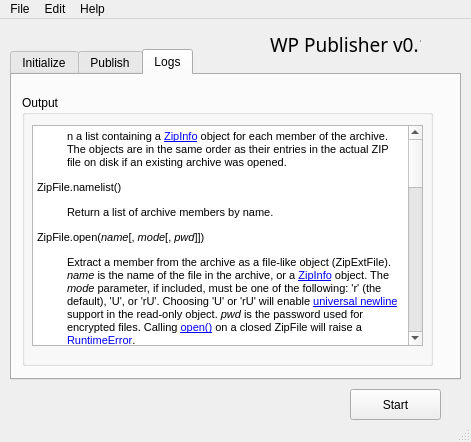
vivithemage/wp-publisher, file docs/gui_templates/front_end_design_main_window.ui: the form before one commit.
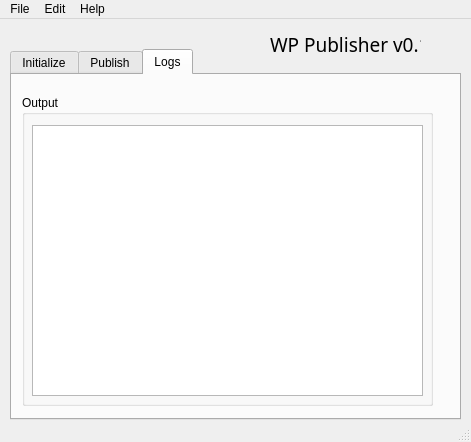
The form after the commit. The open tabs and pages were chosen to show the change.

Commit message: small restructure and update of gui. Now spins up a server and connects successfully. Key seems to be a grace period to get things together.

```diff
--- a/docs/gui_templates/front_end_design_main_window.ui
+++ b/docs/gui_templates/front_end_design_main_window.ui
@@ -39,7 +39,7 @@
       <x>10</x>
       <y>30</y>
       <width>451</width>
-      <height>331</height>
+      <height>371</height>
      </rect>
     </property>
     <property name="styleSheet">
@@ -265,6 +265,19 @@
        </property>
       </widget>
      </widget>
+     <widget class="QPushButton" name="installation_start_button">
+      <property name="geometry">
+       <rect>
+        <x>320</x>
+        <y>290</y>
+        <width>91</width>
+        <height>31</height>
+       </rect>
+      </property>
+      <property name="text">
+       <string>Start</string>
+      </property>
+     </widget>
     </widget>
     <widget class="QWidget" name="publish_tab">
      <attribute name="title">
@@ -376,7 +389,7 @@
         <x>10</x>
         <y>20</y>
         <width>411</width>
-        <height>271</height>
+        <height>311</height>
        </rect>
       </property>
       <property name="title">
@@ -388,7 +401,7 @@
          <x>10</x>
          <y>30</y>
          <width>391</width>
-         <height>221</height>
+         <height>271</height>
         </rect>
        </property>
        <property name="cursor" stdset="0">
@@ -399,44 +412,12 @@
 &lt;html&gt;&lt;head&gt;&lt;meta name=&quot;qrichtext&quot; content=&quot;1&quot; /&gt;&lt;style type=&quot;text/css&quot;&gt;
 p, li { white-space: pre-wrap; }
 &lt;/style&gt;&lt;/head&gt;&lt;body style=&quot; font-family:'MS Shell Dlg 2'; font-size:8.25pt; font-weight:400; font-style:normal;&quot;&gt;
-&lt;p style=&quot; margin-top:12px; margin-bottom:12px; margin-left:30px; margin-right:0px; -qt-block-indent:0; text-indent:0px;&quot;&gt;&lt;span style=&quot; font-size:8pt;&quot;&gt;n a list containing a &lt;/span&gt;&lt;a href=&quot;https://docs.python.org/2/library/zipfile.html#zipfile.ZipInfo&quot;&gt;&lt;span style=&quot; font-family:'Courier New'; font-size:8pt; text-decoration: underline; color:#0000ff;&quot;&gt;ZipInfo&lt;/span&gt;&lt;/a&gt;&lt;span style=&quot; font-size:8pt;&quot;&gt; object for each member of the archive. The objects are in the same order as their entries in the actual ZIP file on disk if an existing archive was opened. &lt;/span&gt;&lt;/p&gt;
-&lt;p style=&quot; margin-top:8px; margin-bottom:0px; margin-left:0px; margin-right:0px; -qt-block-indent:0; text-indent:0px;&quot;&gt;&lt;a name=&quot;zipfile.ZipFile.namelist&quot;&gt;&lt;/a&gt;&lt;span style=&quot; font-family:'Courier New'; font-size:8pt;&quot;&gt;Z&lt;/span&gt;&lt;span style=&quot; font-family:'Courier New'; font-size:8pt;&quot;&gt;ipFile.namelist&lt;/span&gt;&lt;span style=&quot; font-size:8pt;&quot;&gt;()&lt;/span&gt;&lt;/p&gt;
-&lt;p style=&quot; margin-top:12px; margin-bottom:12px; margin-left:30px; margin-right:0px; -qt-block-indent:0; text-indent:0px;&quot;&gt;&lt;span style=&quot; font-size:8pt;&quot;&gt;Return a list of archive members by name.&lt;/span&gt;&lt;a name=&quot;index-0&quot;&gt;&lt;/a&gt;&lt;span style=&quot; font-size:8pt;&quot;&gt; &lt;/span&gt;&lt;/p&gt;
-&lt;p style=&quot; margin-top:8px; margin-bottom:0px; margin-left:0px; margin-right:0px; -qt-block-indent:0; text-indent:0px;&quot;&gt;&lt;a name=&quot;zipfile.ZipFile.open&quot;&gt;&lt;/a&gt;&lt;span style=&quot; font-family:'Courier New'; font-size:8pt;&quot;&gt;Z&lt;/span&gt;&lt;span style=&quot; font-family:'Courier New'; font-size:8pt;&quot;&gt;ipFile.open&lt;/span&gt;&lt;span style=&quot; font-size:8pt;&quot;&gt;(&lt;/span&gt;&lt;span style=&quot; font-size:8pt; font-style:italic;&quot;&gt;name&lt;/span&gt;&lt;span style=&quot; font-size:8pt;&quot;&gt;[, &lt;/span&gt;&lt;span style=&quot; font-size:8pt; font-style:italic;&quot;&gt;mode&lt;/span&gt;&lt;span style=&quot; font-size:8pt;&quot;&gt;[, &lt;/span&gt;&lt;span style=&quot; font-size:8pt; font-style:italic;&quot;&gt;pwd&lt;/span&gt;&lt;span style=&quot; font-size:8pt;&quot;&gt;]])&lt;/span&gt;&lt;/p&gt;
-&lt;p style=&quot; margin-top:12px; margin-bottom:12px; margin-left:30px; margin-right:0px; -qt-block-indent:0; text-indent:0px;&quot;&gt;&lt;span style=&quot; font-size:8pt;&quot;&gt;Extract a member from the archive as a file-like object (ZipExtFile). &lt;/span&gt;&lt;span style=&quot; font-size:8pt; font-style:italic;&quot;&gt;name&lt;/span&gt;&lt;span style=&quot; font-size:8pt;&quot;&gt; is the name of the file in the archive, or a &lt;/span&gt;&lt;a href=&quot;https://docs.python.org/2/library/zipfile.html#zipfile.ZipInfo&quot;&gt;&lt;span style=&quot; font-family:'Courier New'; font-size:8pt; text-decoration: underline; color:#0000ff;&quot;&gt;ZipInfo&lt;/span&gt;&lt;/a&gt;&lt;span style=&quot; font-size:8pt;&quot;&gt; object. The &lt;/span&gt;&lt;span style=&quot; font-size:8pt; font-style:italic;&quot;&gt;mode&lt;/span&gt;&lt;span style=&quot; font-size:8pt;&quot;&gt; parameter, if included, must be one of the following: &lt;/span&gt;&lt;span style=&quot; font-family:'Courier New'; font-size:8pt;&quot;&gt;'r'&lt;/span&gt;&lt;span style=&quot; font-size:8pt;&quot;&gt; (the default), &lt;/span&gt;&lt;span style=&quot; font-family:'Courier New'; font-size:8pt;&quot;&gt;'U'&lt;/span&gt;&lt;span style=&quot; font-size:8pt;&quot;&gt;, or &lt;/span&gt;&lt;span style=&quot; font-family:'Courier New'; font-size:8pt;&quot;&gt;'rU'&lt;/span&gt;&lt;span style=&quot; font-size:8pt;&quot;&gt;. Choosing &lt;/span&gt;&lt;span style=&quot; font-family:'Courier New'; font-size:8pt;&quot;&gt;'U'&lt;/span&gt;&lt;span style=&quot; font-size:8pt;&quot;&gt; or &lt;/span&gt;&lt;span style=&quot; font-family:'Courier New'; font-size:8pt;&quot;&gt;'rU'&lt;/span&gt;&lt;span style=&quot; font-size:8pt;&quot;&gt; will enable &lt;/span&gt;&lt;a href=&quot;https://docs.python.org/2/glossary.html#term-universal-newlines&quot;&gt;&lt;span style=&quot; font-size:8pt; text-decoration: underline; color:#0000ff;&quot;&gt;universal newline&lt;/span&gt;&lt;/a&gt;&lt;span style=&quot; font-size:8pt;&quot;&gt; support in the read-only object. &lt;/span&gt;&lt;span style=&quot; font-size:8pt; font-style:italic;&quot;&gt;pwd&lt;/span&gt;&lt;span style=&quot; font-size:8pt;&quot;&gt; is the password used for encrypted files. Calling &lt;/span&gt;&lt;a href=&quot;https://docs.python.org/2/library/zipfile.html#zipfile.ZipFile.open&quot;&gt;&lt;span style=&quot; font-family:'Courier New'; font-size:8pt; text-decoration: underline; color:#0000ff;&quot;&gt;open()&lt;/span&gt;&lt;/a&gt;&lt;span style=&quot; font-size:8pt;&quot;&gt; on a closed ZipFile will raise a &lt;/span&gt;&lt;a href=&quot;https://docs.python.org/2/library/exceptions.html#exceptions.RuntimeError&quot;&gt;&lt;span style=&quot; font-family:'Courier New'; font-size:8pt; text-decoration: underline; color:#0000ff;&quot;&gt;RuntimeError&lt;/span&gt;&lt;/a&gt;&lt;span style=&quot; font-size:8pt;&quot;&gt;.&lt;/span&gt;&lt;/p&gt;
-&lt;p style=&quot; margin-top:12px; margin-bottom:12px; margin-left:30px; margin-right:0px; -qt-block-indent:0; text-indent:0px;&quot;&gt;&lt;span style=&quot; font-size:8pt;&quot;&gt;Note&lt;/span&gt;&lt;/p&gt;
-&lt;p style=&quot; margin-top:12px; margin-bottom:12px; margin-left:30px; margin-right:0px; -qt-block-indent:0; text-indent:0px;&quot;&gt;&lt;span style=&quot; font-size:8pt;&quot;&gt;The file-like object is read-only and provides the following methods: &lt;/span&gt;&lt;a href=&quot;https://docs.python.org/2/library/stdtypes.html#file.read&quot;&gt;&lt;span style=&quot; font-family:'Courier New'; font-size:8pt; text-decoration: underline; color:#0000ff;&quot;&gt;read()&lt;/span&gt;&lt;/a&gt;&lt;span style=&quot; font-size:8pt;&quot;&gt;, &lt;/span&gt;&lt;a href=&quot;https://docs.python.org/2/library/stdtypes.html#file.readline&quot;&gt;&lt;span style=&quot; font-family:'Courier New'; font-size:8pt; text-decoration: underline; color:#0000ff;&quot;&gt;readline()&lt;/span&gt;&lt;/a&gt;&lt;span style=&quot; font-size:8pt;&quot;&gt;, &lt;/span&gt;&lt;a href=&quot;https://docs.python.org/2/library/stdtypes.html#file.readlines&quot;&gt;&lt;span style=&quot; font-family:'Courier New'; font-size:8pt; text-decoration: underline; color:#0000ff;&quot;&gt;readlines()&lt;/span&gt;&lt;/a&gt;&lt;span style=&quot; font-size:8pt;&quot;&gt;, &lt;/span&gt;&lt;a href=&quot;https://docs.python.org/2/reference/datamodel.html#object.__iter__&quot;&gt;&lt;span style=&quot; font-family:'Courier New'; font-size:8pt; text-decoration: underline; color:#0000ff;&quot;&gt;__iter__()&lt;/span&gt;&lt;/a&gt;&lt;span style=&quot; font-size:8pt;&quot;&gt;, &lt;/span&gt;&lt;span style=&quot; font-family:'Courier New'; font-size:8pt;&quot;&gt;next()&lt;/span&gt;&lt;span style=&quot; font-size:8pt;&quot;&gt;.&lt;/span&gt;&lt;/p&gt;
-&lt;p style=&quot; margin-top:12px; margin-bottom:12px; margin-left:30px; margin-right:0px; -qt-block-indent:0; text-indent:0px;&quot;&gt;&lt;span style=&quot; font-size:8pt;&quot;&gt;Note&lt;/span&gt;&lt;/p&gt;
-&lt;p style=&quot; margin-top:12px; margin-bottom:12px; margin-left:30px; margin-right:0px; -qt-block-indent:0; text-indent:0px;&quot;&gt;&lt;span style=&quot; font-size:8pt;&quot;&gt;If the ZipFile was created by passing in a file-like object as the first argument to the constructor, then the object returned by &lt;/span&gt;&lt;a href=&quot;https://docs.python.org/2/library/zipfile.html#zipfile.ZipFile.open&quot;&gt;&lt;span style=&quot; font-family:'Courier New'; font-size:8pt; text-decoration: underline; color:#0000ff;&quot;&gt;open()&lt;/span&gt;&lt;/a&gt;&lt;span style=&quot; font-size:8pt;&quot;&gt; shares the ZipFile’s file pointer. Under these circumstances, the object returned by &lt;/span&gt;&lt;a href=&quot;https://docs.python.org/2/library/zipfile.html#zipfile.ZipFile.open&quot;&gt;&lt;span style=&quot; font-family:'Courier New'; font-size:8pt; text-decoration: underline; color:#0000ff;&quot;&gt;open()&lt;/span&gt;&lt;/a&gt;&lt;span style=&quot; font-size:8pt;&quot;&gt; should not be used after any additional operations are performed on the ZipFile object. If the ZipFile was created by passing in a string (the filename) as the first argument to the constructor, then &lt;/span&gt;&lt;a href=&quot;https://docs.python.org/2/library/zipfile.html#zipfile.ZipFile.open&quot;&gt;&lt;span style=&quot; font-family:'Courier New'; font-size:8pt; text-decoration: underline; color:#0000ff;&quot;&gt;open()&lt;/span&gt;&lt;/a&gt;&lt;span style=&quot; font-size:8pt;&quot;&gt; will create a new file object that will be held by the ZipExtFile, allowing it to operate independently of the ZipFile.&lt;/span&gt;&lt;/p&gt;
-&lt;p style=&quot; margin-top:12px; margin-bottom:12px; margin-left:30px; margin-right:0px; -qt-block-indent:0; text-indent:0px;&quot;&gt;&lt;span style=&quot; font-size:8pt;&quot;&gt;Note&lt;/span&gt;&lt;/p&gt;
-&lt;p style=&quot; margin-top:12px; margin-bottom:12px; margin-left:30px; margin-right:0px; -qt-block-indent:0; text-indent:0px;&quot;&gt;&lt;span style=&quot; font-size:8pt;&quot;&gt;The &lt;/span&gt;&lt;a href=&quot;https://docs.python.org/2/library/zipfile.html#zipfile.ZipFile.open&quot;&gt;&lt;span style=&quot; font-family:'Courier New'; font-size:8pt; text-decoration: underline; color:#0000ff;&quot;&gt;open()&lt;/span&gt;&lt;/a&gt;&lt;span style=&quot; font-size:8pt;&quot;&gt;, &lt;/span&gt;&lt;a href=&quot;https://docs.python.org/2/library/zipfile.html#zipfile.ZipFile.read&quot;&gt;&lt;span style=&quot; font-family:'Courier New'; font-size:8pt; text-decoration: underline; color:#0000ff;&quot;&gt;read()&lt;/span&gt;&lt;/a&gt;&lt;span style=&quot; font-size:8pt;&quot;&gt; and &lt;/span&gt;&lt;a href=&quot;https://docs.python.org/2/library/zipfile.html#zipfile.ZipFile.extract&quot;&gt;&lt;span style=&quot; font-family:'Courier New'; font-size:8pt; text-decoration: underline; color:#0000ff;&quot;&gt;extract()&lt;/span&gt;&lt;/a&gt;&lt;span style=&quot; font-size:8pt;&quot;&gt; methods can take a filename or a &lt;/span&gt;&lt;a href=&quot;https://docs.python.org/2/library/zipfile.html#zipfile.ZipInfo&quot;&gt;&lt;span style=&quot; font-family:'Courier New'; font-size:8pt; text-decoration: underline; color:#0000ff;&quot;&gt;ZipInfo&lt;/span&gt;&lt;/a&gt;&lt;span style=&quot; font-size:8pt;&quot;&gt; object. You will appreciate this when trying to read a ZIP file that contains members with duplicate names.&lt;/span&gt;&lt;/p&gt;
-&lt;p style=&quot; margin-top:12px; margin-bottom:12px; margin-left:30px; margin-right:0px; -qt-block-indent:0; text-indent:0px;&quot;&gt;&lt;span style=&quot; font-size:8pt;&quot;&gt;New in version 2.6. &lt;/span&gt;&lt;/p&gt;
-&lt;p style=&quot; margin-top:8px; margin-bottom:0px; margin-left:0px; margin-right:0px; -qt-block-indent:0; text-indent:0px;&quot;&gt;&lt;a name=&quot;zipfile.ZipFile.extract&quot;&gt;&lt;/a&gt;&lt;span style=&quot; font-family:'Courier New'; font-size:8pt;&quot;&gt;Z&lt;/span&gt;&lt;span style=&quot; font-family:'Courier New'; font-size:8pt;&quot;&gt;ipFile.extract&lt;/span&gt;&lt;span style=&quot; font-size:8pt;&quot;&gt;(&lt;/span&gt;&lt;span style=&quot; font-size:8pt; font-style:italic;&quot;&gt;member&lt;/span&gt;&lt;span style=&quot; font-size:8pt;&quot;&gt;[, &lt;/span&gt;&lt;span style=&quot; font-size:8pt; font-style:italic;&quot;&gt;path&lt;/span&gt;&lt;span style=&quot; font-size:8pt;&quot;&gt;[, &lt;/span&gt;&lt;span style=&quot; font-size:8pt; font-style:italic;&quot;&gt;pwd&lt;/span&gt;&lt;span style=&quot; font-size:8pt;&quot;&gt;]])&lt;/span&gt;&lt;/p&gt;
-&lt;p style=&quot; margin-top:12px; margin-bottom:12px; margin-left:30px; margin-right:0px; -qt-block-indent:0; text-indent:0px;&quot;&gt;&lt;span style=&quot; font-size:8pt;&quot;&gt;Extract a member from the archive to the current working directory; &lt;/span&gt;&lt;span style=&quot; font-size:8pt; font-style:italic;&quot;&gt;member&lt;/span&gt;&lt;span style=&quot; font-size:8pt;&quot;&gt; must be its full name or a &lt;/span&gt;&lt;a href=&quot;https://docs.python.org/2/library/zipfile.html#zipfile.ZipInfo&quot;&gt;&lt;span style=&quot; font-family:'Courier New'; font-size:8pt; text-decoration: underline; color:#0000ff;&quot;&gt;ZipInfo&lt;/span&gt;&lt;/a&gt;&lt;span style=&quot; font-size:8pt;&quot;&gt; object). Its file information is extracted as accurately as possible. &lt;/span&gt;&lt;span style=&quot; font-size:8pt; font-style:italic;&quot;&gt;path&lt;/span&gt;&lt;span style=&quot; font-size:8pt;&quot;&gt; specifies a different directory to extract to. &lt;/span&gt;&lt;span style=&quot; font-size:8pt; font-style:italic;&quot;&gt;member&lt;/span&gt;&lt;span style=&quot; font-size:8pt;&quot;&gt; can be a filename or a &lt;/span&gt;&lt;a href=&quot;https://docs.python.org/2/library/zipfile.html#zipfile.ZipInfo&quot;&gt;&lt;span style=&quot; font-family:'Courier New'; font-size:8pt; text-decoration: underline; color:#0000ff;&quot;&gt;ZipInfo&lt;/span&gt;&lt;/a&gt;&lt;span style=&quot; font-size:8pt;&quot;&gt; object. &lt;/span&gt;&lt;span style=&quot; font-size:8pt; font-style:italic;&quot;&gt;pwd&lt;/span&gt;&lt;span style=&quot; font-size:8pt;&quot;&gt; is the password used for encrypted files.&lt;/span&gt;&lt;/p&gt;
-&lt;p style=&quot; margin-top:12px; margin-bottom:12px; margin-left:30px; margin-right:0px; -qt-block-indent:0; text-indent:0px;&quot;&gt;&lt;span style=&quot; font-size:8pt;&quot;&gt;Returns the normalized path created (a directory or new file).&lt;/span&gt;&lt;/p&gt;
-&lt;p style=&quot; margin-top:12px; margin-bottom:12px; margin-left:30px; margin-right:0px; -qt-block-indent:0; text-indent:0px;&quot;&gt;&lt;span style=&quot; font-size:8pt;&quot;&gt;New in version 2.6.&lt;/span&gt;&lt;/p&gt;
-&lt;p style=&quot; margin-top:12px; margin-bottom:12px; margin-left:30px; margin-right:0px; -qt-block-indent:0; text-indent:0px;&quot;&gt;&lt;span style=&quot; font-size:8pt;&quot;&gt;Note&lt;/span&gt;&lt;/p&gt;
-&lt;p style=&quot; margin-top:12px; margin-bottom:12px; margin-left:30px; margin-right:0px; -qt-block-indent:0; text-indent:0px;&quot;&gt;&lt;span style=&quot; font-size:8pt;&quot;&gt;If a member filename is an absolute path, a drive/UNC sharepoint and leading (back)slashes will be stripped, e.g.: &lt;/span&gt;&lt;span style=&quot; font-family:'Courier New'; font-size:8pt;&quot;&gt;///foo/bar&lt;/span&gt;&lt;span style=&quot; font-size:8pt;&quot;&gt; becomes &lt;/span&gt;&lt;span style=&quot; font-family:'Courier New'; font-size:8pt;&quot;&gt;foo/bar&lt;/span&gt;&lt;span style=&quot; font-size:8pt;&quot;&gt; on Unix, and &lt;/span&gt;&lt;span style=&quot; font-family:'Courier New'; font-size:8pt;&quot;&gt;C:\foo\bar&lt;/span&gt;&lt;span style=&quot; font-size:8pt;&quot;&gt; becomes &lt;/span&gt;&lt;span style=&quot; font-family:'Courier New'; font-size:8pt;&quot;&gt;foo\bar&lt;/span&gt;&lt;span style=&quot; font-size:8pt;&quot;&gt; on Windows. And all &lt;/span&gt;&lt;span style=&quot; font-family:'Courier New'; font-size:8pt;&quot;&gt;&amp;quot;..&amp;quot;&lt;/span&gt;&lt;span style=&quot; font-size:8pt;&quot;&gt; components in a member filename will be removed, e.g.: &lt;/span&gt;&lt;span style=&quot; font-family:'Courier New'; font-size:8pt;&quot;&gt;../../foo../../ba..r&lt;/span&gt;&lt;span style=&quot; font-size:8pt;&quot;&gt; becomes &lt;/span&gt;&lt;span style=&quot; font-family:'Courier New'; font-size:8pt;&quot;&gt;foo../ba..r&lt;/span&gt;&lt;span style=&quot; font-size:8pt;&quot;&gt;. On Windows illegal characters (&lt;/span&gt;&lt;span style=&quot; font-family:'Courier New'; font-size:8pt;&quot;&gt;:&lt;/span&gt;&lt;span style=&quot; font-size:8pt;&quot;&gt;, &lt;/span&gt;&lt;span style=&quot; font-family:'Courier New'; font-size:8pt;&quot;&gt;&amp;lt;&lt;/span&gt;&lt;span style=&quot; font-size:8pt;&quot;&gt;, &lt;/span&gt;&lt;span style=&quot; font-family:'Courier New'; font-size:8pt;&quot;&gt;&amp;gt;&lt;/span&gt;&lt;span style=&quot; font-size:8pt;&quot;&gt;, &lt;/span&gt;&lt;span style=&quot; font-family:'Courier New'; font-size:8pt;&quot;&gt;|&lt;/span&gt;&lt;span style=&quot; font-size:8pt;&quot;&gt;, &lt;/span&gt;&lt;span style=&quot; font-family:'Courier New'; font-size:8pt;&quot;&gt;&amp;quot;&lt;/span&gt;&lt;span style=&quot; font-size:8pt;&quot;&gt;, &lt;/span&gt;&lt;span style=&quot; font-family:'Courier New'; font-size:8pt;&quot;&gt;?&lt;/span&gt;&lt;span style=&quot; font-size:8pt;&quot;&gt;, and &lt;/span&gt;&lt;span style=&quot; font-family:'Courier New'; font-size:8pt;&quot;&gt;*&lt;/span&gt;&lt;span style=&quot; font-size:8pt;&quot;&gt;) replaced by underscore (&lt;/span&gt;&lt;span style=&quot; font-family:'Courier New'; font-size:8pt;&quot;&gt;_&lt;/span&gt;&lt;span style=&quot; font-size:8pt;&quot;&gt;). &lt;/span&gt;&lt;/p&gt;
-&lt;p style=&quot; margin-top:8px; margin-bottom:0px; margin-left:0px; margin-right:0px; -qt-block-indent:0; text-indent:0px;&quot;&gt;&lt;a name=&quot;zipfile.ZipFile.extractall&quot;&gt;&lt;/a&gt;&lt;span style=&quot; font-family:'Courier New'; font-size:8pt;&quot;&gt;Z&lt;/span&gt;&lt;span style=&quot; font-family:'Courier New'; font-size:8pt;&quot;&gt;ipFile.extractall&lt;/span&gt;&lt;span style=&quot; font-size:8pt;&quot;&gt;([&lt;/span&gt;&lt;span style=&quot; font-size:8pt; font-style:italic;&quot;&gt;path&lt;/span&gt;&lt;span style=&quot; font-size:8pt;&quot;&gt;[, &lt;/span&gt;&lt;span style=&quot; font-size:8pt; font-style:italic;&quot;&gt;members&lt;/span&gt;&lt;span style=&quot; font-size:8pt;&quot;&gt;[, &lt;/span&gt;&lt;span style=&quot; font-size:8pt; font-style:italic;&quot;&gt;pwd&lt;/span&gt;&lt;span style=&quot; font-size:8pt;&quot;&gt;]]])&lt;/span&gt;&lt;/p&gt;
-&lt;p style=&quot; margin-top:12px; margin-bottom:12px; margin-left:30px; margin-right:0px; -qt-block-indent:0; text-indent:0px;&quot;&gt;&lt;span style=&quot; font-size:8pt;&quot;&gt;Extract all members from the archive to the current working directory. &lt;/span&gt;&lt;span style=&quot; font-size:8pt; font-style:italic;&quot;&gt;path&lt;/span&gt;&lt;span style=&quot; font-size:8pt;&quot;&gt; specifies a different directory to extract t&lt;/span&gt;&lt;/p&gt;&lt;/body&gt;&lt;/html&gt;</string>
+&lt;p style=&quot;-qt-paragraph-type:empty; margin-top:12px; margin-bottom:12px; margin-left:30px; margin-right:0px; -qt-block-indent:0; text-indent:0px;&quot;&gt;&lt;br /&gt;&lt;/p&gt;&lt;/body&gt;&lt;/html&gt;</string>
        </property>
       </widget>
      </widget>
     </widget>
    </widget>
-   <widget class="QPushButton" name="installation_start_button">
-    <property name="geometry">
-     <rect>
-      <x>350</x>
-      <y>370</y>
-      <width>91</width>
-      <height>31</height>
-     </rect>
-    </property>
-    <property name="text">
-     <string>Start</string>
-    </property>
-   </widget>
   </widget>
   <widget class="QMenuBar" name="menuBar">
    <property name="geometry">
```
Left out of the diff: 23 changed lines with no effect on the pictures. The commit also changes 7 other files.
